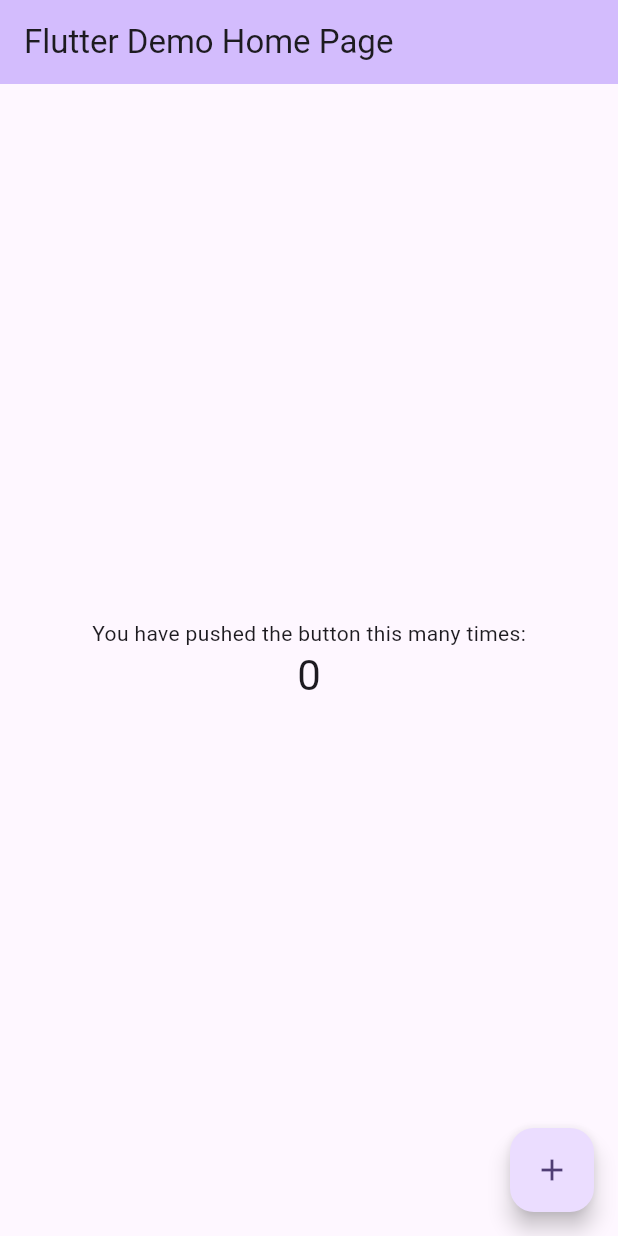
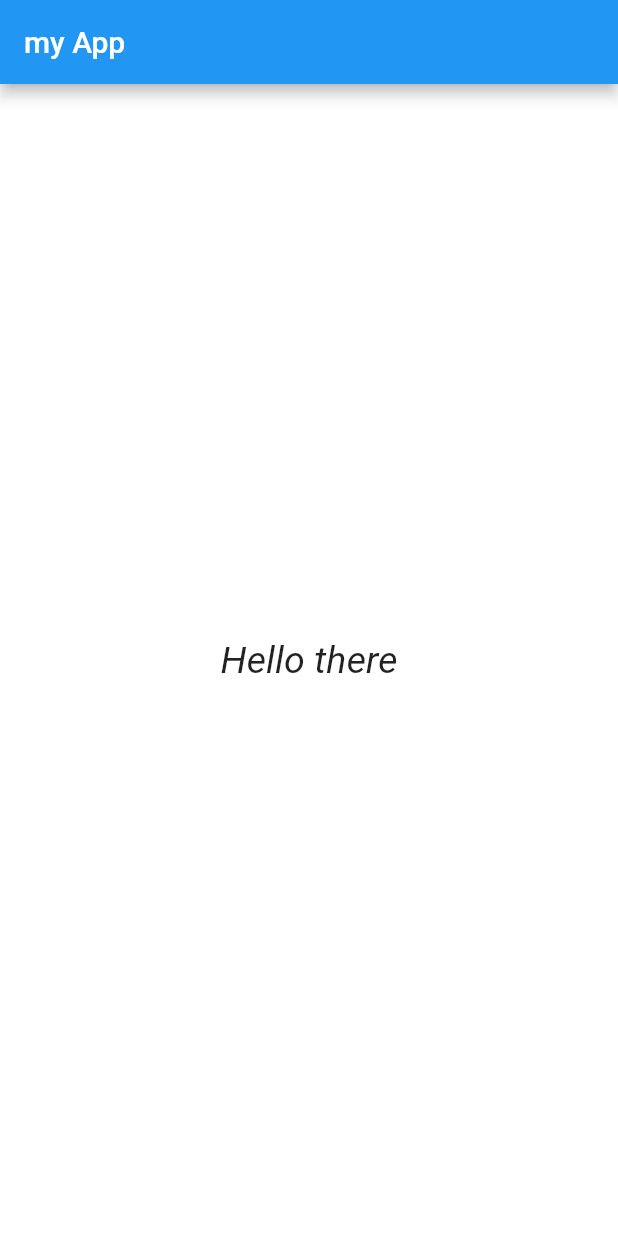
Before and after one commit to basstmarwa/testapp, a Flutter app: the screen it shows after launch, on a phone screen of 412 x 824 dp. Run offline on Flutter 3.47's test engine with Material 2 defaults, Android fonts, the phone set to English and light mode, and no system bars.

Commit message:
initial comment

```diff
--- a/lib/main.dart
+++ b/lib/main.dart
@@ -1,3 +1,5 @@
+import 'dart:math';
+
 import 'package:flutter/material.dart';
 
 void main() {
@@ -7,119 +9,69 @@ void main() {
 class MyApp extends StatelessWidget {
   const MyApp({super.key});
 
-  // This widget is the root of your application.
   @override
   Widget build(BuildContext context) {
-    return MaterialApp(
+    return const MaterialApp(
+      debugShowCheckedModeBanner: false,
       title: 'Flutter Demo',
-      theme: ThemeData(
-        // This is the theme of your application.
-        //
-        // TRY THIS: Try running your application with "flutter run". You'll see
-        // the application has a blue toolbar. Then, without quitting the app,
-        // try changing the seedColor in the colorScheme below to Colors.green
-        // and then invoke "hot reload" (save your changes or press the "hot
-        // reload" button in a Flutter-supported IDE, or press "r" if you used
-        // the command line to start the app).
-        //
-        // Notice that the counter didn't reset back to zero; the application
-        // state is not lost during the reload. To reset the state, use hot
-        // restart instead.
-        //
-        // This works for code too, not just values: Most code changes can be
-        // tested with just a hot reload.
-        colorScheme: ColorScheme.fromSeed(seedColor: Colors.deepPurple),
-        useMaterial3: true,
-      ),
-      home: const MyHomePage(title: 'Flutter Demo Home Page'),
+      home: MyHomePage(),
     );
   }
 }
 
 class MyHomePage extends StatefulWidget {
-  const MyHomePage({super.key, required this.title});
-
-  // This widget is the home page of your application. It is stateful, meaning
-  // that it has a State object (defined below) that contains fields that affect
-  // how it looks.
-
-  // This class is the configuration for the state. It holds the values (in this
-  // case the title) provided by the parent (in this case the App widget) and
-  // used by the build method of the State. Fields in a Widget subclass are
-  // always marked "final".
-
-  final String title;
+  const MyHomePage({super.key});
 
   @override
   State<MyHomePage> createState() => _MyHomePageState();
 }
 
 class _MyHomePageState extends State<MyHomePage> {
-  int _counter = 0;
-
-  void _incrementCounter() {
-    setState(() {
-      // This call to setState tells the Flutter framework that something has
-      // changed in this State, which causes it to rerun the build method below
-      // so that the display can reflect the updated values. If we changed
-      // _counter without calling setState(), then the build method would not be
-      // called again, and so nothing would appear to happen.
-      _counter++;
-    });
-  }
+  Key myKey = const Key('myKey');
 
   @override
   Widget build(BuildContext context) {
-    // This method is rerun every time setState is called, for instance as done
-    // by the _incrementCounter method above.
-    //
-    // The Flutter framework has been optimized to make rerunning build methods
-    // fast, so that you can just rebuild anything that needs updating rather
-    // than having to individually change instances of widgets.
     return Scaffold(
-      appBar: AppBar(
-        // TRY THIS: Try changing the color here to a specific color (to
-        // Colors.amber, perhaps?) and trigger a hot reload to see the AppBar
-        // change color while the other colors stay the same.
-        backgroundColor: Theme.of(context).colorScheme.inversePrimary,
-        // Here we take the value from the MyHomePage object that was created by
-        // the App.build method, and use it to set our appbar title.
-        title: Text(widget.title),
-      ),
+      appBar: AppBar(backgroundColor: Colors.blue, title: Text("my App")),
       body: Center(
-        // Center is a layout widget. It takes a single child and positions it
-        // in the middle of the parent.
-        child: Column(
-          // Column is also a layout widget. It takes a list of children and
-          // arranges them vertically. By default, it sizes itself to fit its
-          // children horizontally, and tries to be as tall as its parent.
-          //
-          // Column has various properties to control how it sizes itself and
-          // how it positions its children. Here we use mainAxisAlignment to
-          // center the children vertically; the main axis here is the vertical
-          // axis because Columns are vertical (the cross axis would be
-          // horizontal).
-          //
-          // TRY THIS: Invoke "debug painting" (choose the "Toggle Debug Paint"
-          // action in the IDE, or press "p" in the console), to see the
-          // wireframe for each widget.
-          mainAxisAlignment: MainAxisAlignment.center,
-          children: <Widget>[
-            const Text(
-              'You have pushed the button this many times:',
+        child: GestureDetector(
+          onTap: onScreenTap,
+          child: Container(
+            key: myKey,
+            width: double.infinity,
+            height: double.infinity,
+            color: currentColor,
+            child: const Center(
+              child: Text(
+                'Hello there',
+                style: TextStyle(fontSize: 25, fontStyle: FontStyle.italic),
+              ),
             ),
-            Text(
-              '$_counter',
-              style: Theme.of(context).textTheme.headlineMedium,
-            ),
-          ],
+          ),
         ),
       ),
-      floatingActionButton: FloatingActionButton(
-        onPressed: _incrementCounter,
-        tooltip: 'Increment',
-        child: const Icon(Icons.add),
-      ), // This trailing comma makes auto-formatting nicer for build methods.
     );
   }
+
+  Random rnd = Random();
+
+// min && max are the range of Color saturation value
+  int min = 50;
+  int max = 255;
+  Color currentColor = Color.fromARGB(255, 255, 255, 255);
+
+// generate and return a random color through random value of RGB Colors
+  Color _generateRandomColor() {
+    int _red = min + rnd.nextInt(max - min);
+    int _green = min + rnd.nextInt(max - min);
+    int _blue = min + rnd.nextInt(max - min);
+
+    return Color.fromARGB(255, _red, _green, _blue);
+  }
+
+  void onScreenTap() {
+    setState(() {
+      currentColor = _generateRandomColor();
+    });
+  }
 }
```
Also changed, not shown: 1 other file.
